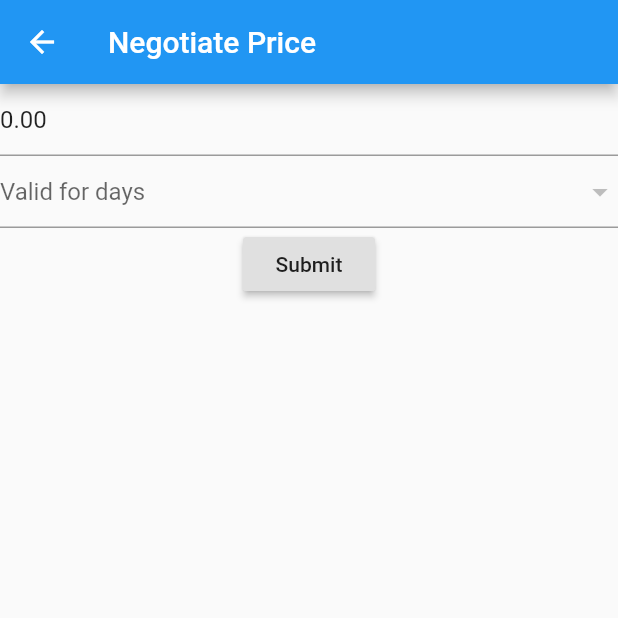
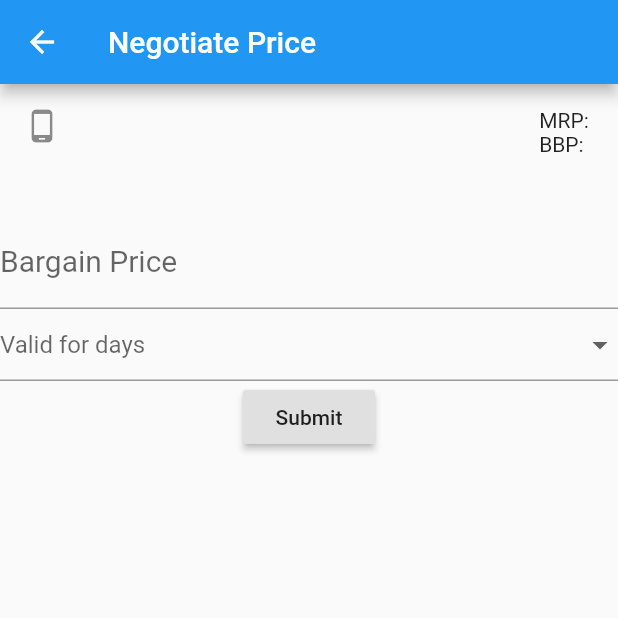
Before and after one commit to sameerss143/negoc8r_customer, a Flutter app: the ProductPage screen opened directly with empty values, after a tap on "Negotiate", on a phone screen of 412 x 824 dp, the top half of it. Run offline on Flutter 3.47's test engine with Material 2 defaults, Android fonts, the phone set to English and light mode, and no system bars; our stand-ins replace carousel_slider, cloud_firestore, firebase_auth, firebase_core, firebase_storage, flutter_signin_button and 2 more; missing offline and left inert: dart:ffi; accounts and stored records are empty.

Commit message:
bargain page submission
able to submit bargain orders into firestore collection

```diff
--- /dev/null
+++ b/lib/Pages/Bargain/BargainOrderPage.dart
@@ -0,0 +1,160 @@
+// import 'package:cloud_firestore/cloud_firestore.dart';
+// import 'package:flutter/material.dart';
+
+// class BargainOrderPage extends StatelessWidget {
+//   final DocumentSnapshot product;
+//   //final TextEditingController _myController = TextEditingController();
+
+//   const BargainOrderPage({Key key, @required this.product}) : super(key: key);
+
+//   @override
+//   Widget build(BuildContext context) {
+//     TextEditingController _myController = new TextEditingController();
+//     return Scaffold(
+//       appBar: new AppBar(
+//         title: Text('My Bargain'),
+//       ),
+//       body: Form(
+//         child: Column(
+//           children: [
+//             //Center(child: Text("Product Name :" + document.data()['name']),
+//             ListTile(
+//               dense: true,
+//               leading: Icon(Icons.phone_android),
+//               title: Text(product.data()['name']),
+//               subtitle: Text('By ' + product.data()['Brand']),
+//               trailing: Container(
+//                 //color: Colors.green[200],
+//                 child: Text('MRP: ' +
+//                     product.data()['MRP'].toString() +
+//                     '\nBBP: ' +
+//                     product.data()['BBP'].toString()),
+//               ),
+//             ),
+//             TextFormField(
+//               initialValue: '0.00',
+//               keyboardType: TextInputType.number,
+//               controller: _myController,
+//               decoration: const InputDecoration(
+//                 hintText: 'Enter Offer Price',
+//               ),
+//             ),
+//           ],
+//         ),
+//       ),
+//     );
+//   }
+// }
+import 'package:cloud_firestore/cloud_firestore.dart';
+import 'package:flutter/material.dart';
+
+class BargainOrderPage extends StatefulWidget {
+  final DocumentSnapshot product;
+  const BargainOrderPage({Key key, @required this.product}) : super(key: key);
+
+  @override
+  _BargainOrderPageState createState() => _BargainOrderPageState();
+}
+
+class _BargainOrderPageState extends State<BargainOrderPage> {
+  int _dropdownValue = 1;
+  TextEditingController _myController = TextEditingController();
+  //DocumentSnapshot product;
+
+  @override
+  Widget build(BuildContext context) {
+    return Scaffold(
+      appBar: AppBar(
+        title: Text('Negotiate Price'),
+      ),
+      body: Form(
+        child: Column(
+          children: [
+            //Center(child: Text("Product Name :" + document.data()['name']),
+            ListTile(
+              dense: false,
+              leading: Icon(Icons.phone_android),
+              trailing: Container(
+                //color: Colors.green[200],
+                child: Text('MRP: ' +
+                    widget.product.data()['MRP'].toString() +
+                    '\nBBP: ' +
+                    widget.product.data()['BBP'].toString()),
+              ),
+              title: Text(widget.product.data()['name']),
+              subtitle: Text(widget.product.data()['Brand']),
+              isThreeLine: true,
+            ),
+            //Customer price
+            TextFormField(
+              validator: (String value) {
+                if (widget.product.data()['BBP'] >= value) {
+                  return 'Bargain value cant be less than offer value';
+                } else {
+                  return null;
+                }
+              }, //initialValue: Text('0.00').toString(),
+              keyboardType: TextInputType.number,
+              controller: _myController,
+              decoration: const InputDecoration(
+                labelText: 'Bargain Price',
+                labelStyle: TextStyle(
+                  fontSize: 20.0,
+                ),
+                hintText: 'Enter Bargain Price',
+              ),
+            ),
+            //number of days
+            DropdownButtonFormField(
+              hint: Text('Valid for days'),
+              items: [1, 2, 3]
+                  .map(
+                    (e) => DropdownMenuItem(
+                      child: Text(
+                        e.toString(),
+                      ),
+                      value: e,
+                    ),
+                  )
+                  .toList(),
+              onChanged: (newValue) {
+                setState(
+                  () {
+                    _dropdownValue = newValue;
+                  },
+                );
+              },
+            ),
+            RaisedButton(
+              child: Text('Submit'),
+              onPressed: () => _submitBargainOrder(),
+            ),
+          ],
+        ),
+      ),
+    );
+  }
+
+  // bool _submitBargainOrder() {
+  //   return true;
+  // }
+
+  void _submitBargainOrder() async {
+    try {
+      await FirebaseFirestore.instance.collection('BargainOrder').add(
+        {
+          'productId': '/product/wyrBLHYu6uhsvBKSrSra',
+          'userId': '/customer/yxNVdYqQJsFpI3GlG5MF',
+          'city': 'Mumbai',
+          'area': 'Ghatkopar',
+          'subArea': 'Pantnagar',
+          'bargainPrice': double.parse(_myController.text.toString()),
+          'dateInserted': Timestamp.now(),
+          'isActive': true,
+        },
+      );
+    } catch (e) {
+      print(e.toString());
+    }
+  }
+}
--- a/lib/Pages/Bargain/BargainPage.dart
+++ /dev/null
@@ -1,54 +0,0 @@
-import 'package:cloud_firestore/cloud_firestore.dart';
-import 'package:flutter/material.dart';
-
-class BargainPage extends StatefulWidget {
-  final DocumentSnapshot document;
-  const BargainPage({Key key, @required this.document}) : super(key: key);
-
-  @override
-  _BargainPageState createState() => _BargainPageState();
-}
-
-class _BargainPageState extends State<BargainPage> {
-  @override
-  Widget build(BuildContext context) {
-    return Scaffold(
-      appBar: AppBar(
-        title: Text('Negotiate Price'),
-      ),
-      body: Form(
-        child: Column(
-          children: [
-            //Customer price
-            TextFormField(
-              initialValue: '0.00',
-              keyboardType: TextInputType.number,
-              decoration: const InputDecoration(
-                hintText: 'Enter Offer Price',
-              ),
-            ),
-            //number of days
-            DropdownButtonFormField(
-              hint: Text('Valid for days'),
-              items: [1, 2, 3]
-                  .map(
-                    (e) => DropdownMenuItem(
-                      child: Text(
-                        e.toString(),
-                      ),
-                      value: e,
-                    ),
-                  )
-                  .toList(),
-              onChanged: null,
-            ),
-            RaisedButton(
-              child: Text('Submit'),
-              onPressed: () {},
-            ),
-          ],
-        ),
-      ),
-    );
-  }
-}
--- a/lib/Pages/ProductCatalog/ProductListPage.dart
+++ b/lib/Pages/ProductCatalog/ProductListPage.dart
@@ -24,7 +24,6 @@ class _ProductListPageState extends State<ProductListPage> {
           if (snapshot.hasError) {
             print('Something went wrong');
           }
-
           if (snapshot.connectionState == ConnectionState.waiting) {
             return Text("Loading");
           }
--- a/lib/Pages/ProductCatalog/ProductPage.dart
+++ b/lib/Pages/ProductCatalog/ProductPage.dart
@@ -2,7 +2,7 @@ import 'package:cloud_firestore/cloud_firestore.dart';
 import 'package:firebase_storage/firebase_storage.dart';
 import 'package:flutter/material.dart';
 import 'package:carousel_slider/carousel_slider.dart';
-import 'package:negoc8r_customer/Pages/Bargain/BargainPage.dart';
+import 'package:negoc8r_customer/Pages/Bargain/BargainOrderPage.dart';
 
 class ProductPage extends StatelessWidget {
   final DocumentSnapshot document;
@@ -166,7 +166,8 @@ return Container(
                     Navigator.push(
                       context,
                       MaterialPageRoute(
-                        builder: (context) => BargainPage(document: document),
+                        builder: (context) =>
+                            BargainOrderPage(product: document),
                       ),
                     );
                   },
```
Also changed, not shown: lib/Objects/BargainObj.dart (added, +14 -0 lines), lib/services/GoogleAuthenticationHandler.dart (+195 -65 lines).
